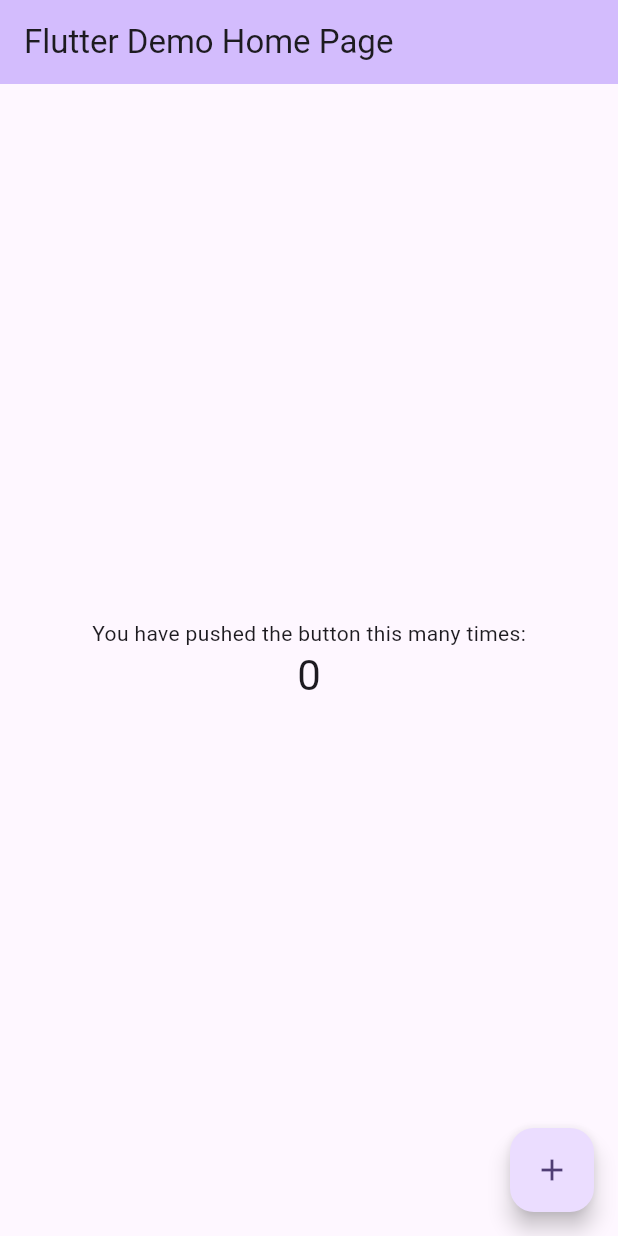
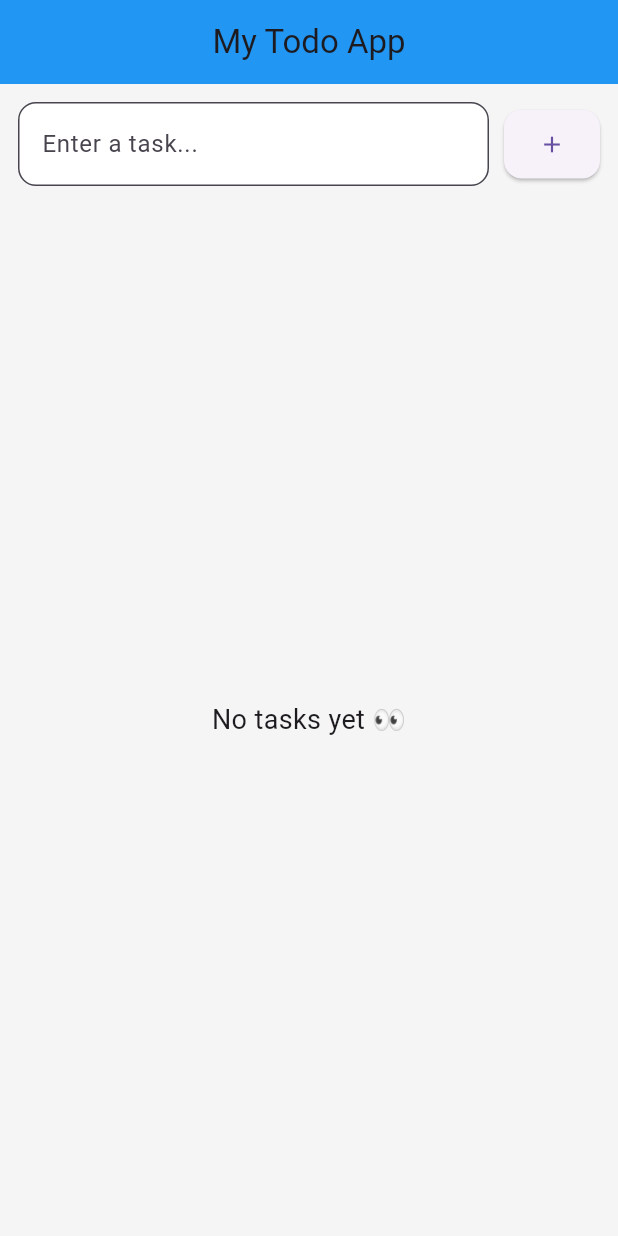
Before and after one commit to 11982-yr/FlutterTodo, a Flutter app: the screen it shows after launch, on a phone screen of 412 x 824 dp. Run offline on Flutter 3.47's test engine with Material 3 defaults, Android fonts, the phone set to English and light mode, and no system bars.

Commit message:
main code

```diff
--- a/frontend/lib/main.dart
+++ b/frontend/lib/main.dart
@@ -7,115 +7,110 @@ void main() {
 class MyApp extends StatelessWidget {
   const MyApp({super.key});
 
-  // This widget is the root of your application.
   @override
   Widget build(BuildContext context) {
-    return MaterialApp(
-      title: 'Flutter Demo',
-      theme: ThemeData(
-        // This is the theme of your application.
-        //
-        // TRY THIS: Try running your application with "flutter run". You'll see
-        // the application has a purple toolbar. Then, without quitting the app,
-        // try changing the seedColor in the colorScheme below to Colors.green
-        // and then invoke "hot reload" (save your changes or press the "hot
-        // reload" button in a Flutter-supported IDE, or press "r" if you used
-        // the command line to start the app).
-        //
-        // Notice that the counter didn't reset back to zero; the application
-        // state is not lost during the reload. To reset the state, use hot
-        // restart instead.
-        //
-        // This works for code too, not just values: Most code changes can be
-        // tested with just a hot reload.
-        colorScheme: .fromSeed(seedColor: Colors.deepPurple),
-      ),
-      home: const MyHomePage(title: 'Flutter Demo Home Page'),
+    return const MaterialApp(
+      debugShowCheckedModeBanner: false,
+      home: TodoPage(),
     );
   }
 }
 
-class MyHomePage extends StatefulWidget {
-  const MyHomePage({super.key, required this.title});
-
-  // This widget is the home page of your application. It is stateful, meaning
-  // that it has a State object (defined below) that contains fields that affect
-  // how it looks.
-
-  // This class is the configuration for the state. It holds the values (in this
-  // case the title) provided by the parent (in this case the App widget) and
-  // used by the build method of the State. Fields in a Widget subclass are
-  // always marked "final".
-
-  final String title;
+class TodoPage extends StatefulWidget {
+  const TodoPage({super.key});
 
   @override
-  State<MyHomePage> createState() => _MyHomePageState();
+  State<TodoPage> createState() => _TodoPageState();
 }
 
-class _MyHomePageState extends State<MyHomePage> {
-  int _counter = 0;
+class _TodoPageState extends State<TodoPage> {
+  List<String> todos = [];
 
-  void _incrementCounter() {
+  final TextEditingController controller = TextEditingController();
+
+  void addTodo() {
+    if (controller.text.trim().isNotEmpty) {
+      setState(() {
+        todos.add(controller.text.trim());
+        controller.clear();
+      });
+    }
+  }
+
+  void deleteTodo(int index) {
     setState(() {
-      // This call to setState tells the Flutter framework that something has
-      // changed in this State, which causes it to rerun the build method below
-      // so that the display can reflect the updated values. If we changed
-      // _counter without calling setState(), then the build method would not be
-      // called again, and so nothing would appear to happen.
-      _counter++;
+      todos.removeAt(index);
     });
   }
 
   @override
   Widget build(BuildContext context) {
-    // This method is rerun every time setState is called, for instance as done
-    // by the _incrementCounter method above.
-    //
-    // The Flutter framework has been optimized to make rerunning build methods
-    // fast, so that you can just rebuild anything that needs updating rather
-    // than having to individually change instances of widgets.
     return Scaffold(
+      backgroundColor: Colors.grey[100],
       appBar: AppBar(
-        // TRY THIS: Try changing the color here to a specific color (to
-        // Colors.amber, perhaps?) and trigger a hot reload to see the AppBar
-        // change color while the other colors stay the same.
-        backgroundColor: Theme.of(context).colorScheme.inversePrimary,
-        // Here we take the value from the MyHomePage object that was created by
-        // the App.build method, and use it to set our appbar title.
-        title: Text(widget.title),
+        title: const Text("My Todo App"),
+        centerTitle: true,
+        backgroundColor: Colors.blue,
       ),
-      body: Center(
-        // Center is a layout widget. It takes a single child and positions it
-        // in the middle of the parent.
-        child: Column(
-          // Column is also a layout widget. It takes a list of children and
-          // arranges them vertically. By default, it sizes itself to fit its
-          // children horizontally, and tries to be as tall as its parent.
-          //
-          // Column has various properties to control how it sizes itself and
-          // how it positions its children. Here we use mainAxisAlignment to
-          // center the children vertically; the main axis here is the vertical
-          // axis because Columns are vertical (the cross axis would be
-          // horizontal).
-          //
-          // TRY THIS: Invoke "debug painting" (choose the "Toggle Debug Paint"
-          // action in the IDE, or press "p" in the console), to see the
-          // wireframe for each widget.
-          mainAxisAlignment: .center,
-          children: [
-            const Text('You have pushed the button this many times:'),
-            Text(
-              '$_counter',
-              style: Theme.of(context).textTheme.headlineMedium,
+      body: Column(
+        children: [
+          Padding(
+            padding: const EdgeInsets.all(12),
+            child: Row(
+              children: [
+                Expanded(
+                  child: TextField(
+                    controller: controller,
+                    decoration: InputDecoration(
+                      hintText: "Enter a task...",
+                      filled: true,
+                      fillColor: Colors.white,
+                      border: OutlineInputBorder(
+                        borderRadius: BorderRadius.circular(12),
+                      ),
+                    ),
+                  ),
+                ),
+                const SizedBox(width: 10),
+                ElevatedButton(
+                  onPressed: addTodo,
+                  style: ElevatedButton.styleFrom(
+                    padding: const EdgeInsets.all(14),
+                    shape: RoundedRectangleBorder(
+                      borderRadius: BorderRadius.circular(12),
+                    ),
+                  ),
+                  child: const Icon(Icons.add),
+                ),
+              ],
             ),
-          ],
-        ),
-      ),
-      floatingActionButton: FloatingActionButton(
-        onPressed: _incrementCounter,
-        tooltip: 'Increment',
-        child: const Icon(Icons.add),
+          ),
+          Expanded(
+            child: todos.isEmpty
+                ? const Center(
+                    child: Text(
+                      "No tasks yet 👀",
+                      style: TextStyle(fontSize: 18),
+                    ),
+                  )
+                : ListView.builder(
+                    itemCount: todos.length,
+                    itemBuilder: (context, index) {
+                      return Card(
+                        margin: const EdgeInsets.symmetric(
+                            horizontal: 12, vertical: 6),
+                        child: ListTile(
+                          title: Text(todos[index]),
+                          trailing: IconButton(
+                            icon: const Icon(Icons.delete, color: Colors.red),
+                            onPressed: () => deleteTodo(index),
+                          ),
+                        ),
+                      );
+                    },
+                  ),
+          ),
+        ],
       ),
     );
   }
```
